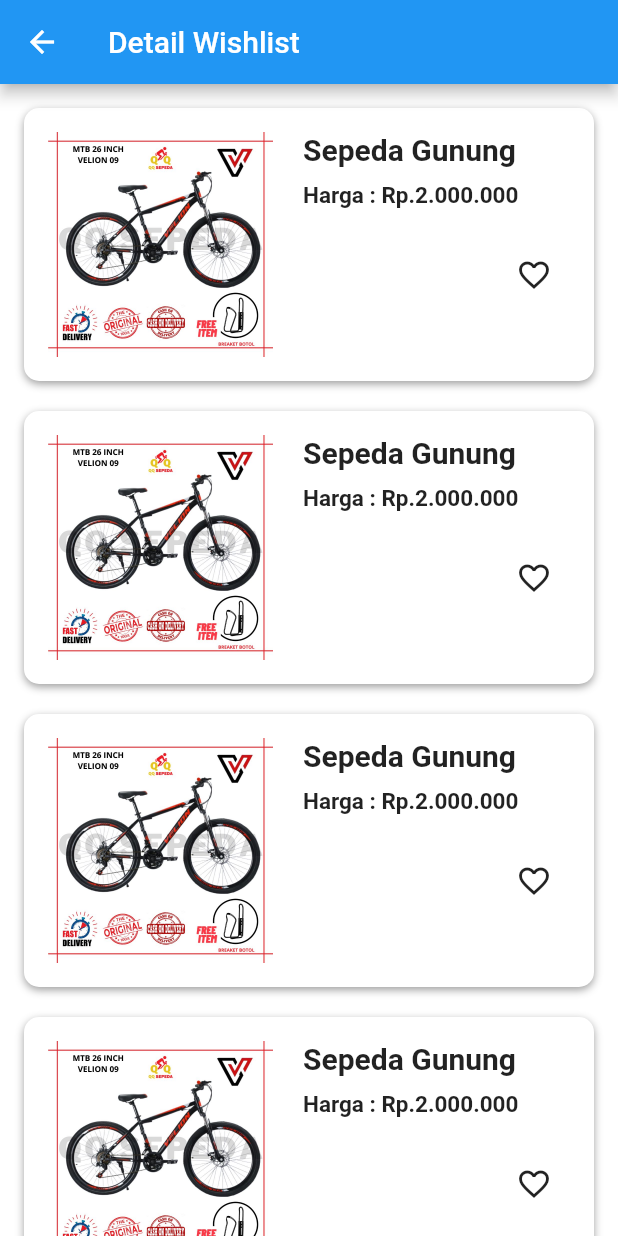
After one commit to Myrlyon/flutter_app_project, a Flutter app: the DetailWishlistPage screen opened directly, on a phone screen of 412 x 824 dp. The commit adds this screen. Run offline on Flutter 3.47's test engine with Material 2 defaults, Android fonts, the phone set to English and light mode, and no system bars; our stand-ins replace carousel_slider, get, google_fonts, shared_preferences; accounts and stored records are empty.

Commit message:
feat : [MA] add DetailWishlistPage

```diff
--- /dev/null
+++ b/lib/apps/modules/WishlistPage/Detail/DetailWishlistPage.dart
@@ -0,0 +1,49 @@
+import 'package:flutter/material.dart';
+import 'package:flutter_app_project/apps/modules/WishlistPage/widgets/ItemDetail.dart';
+
+class DetailWishlistPage extends StatefulWidget {
+  @override
+  _DetailWishlistPageState createState() => _DetailWishlistPageState();
+}
+
+class _DetailWishlistPageState extends State<DetailWishlistPage> {
+  List<bool> isFavoritedList = List.generate(5, (index) => false);
+
+  @override
+  void dispose() {
+    isFavoritedList = List.generate(5, (index) => false);
+    super.dispose();
+  }
+
+  @override
+  Widget build(BuildContext context) {
+    return WillPopScope(
+      onWillPop: () async {
+        setState(() {
+          isFavoritedList = List.generate(5, (index) => false);
+        });
+        return true;
+      },
+      child: Scaffold(
+        appBar: AppBar(
+          title: Text('Detail Wishlist'),
+        ),
+        body: SingleChildScrollView(
+          padding: EdgeInsets.all(16.0),
+          child: Column(
+            crossAxisAlignment: CrossAxisAlignment.start,
+            children: List.generate(5, (index) => ItemDetail(
+                isFavorited: isFavoritedList[index],
+                onFavoritePressed: () {
+                  setState(() {
+                    isFavoritedList[index] = !isFavoritedList[index];
+                  });
+                },
+              ),
+            ),
+          ),
+        ),
+      ),
+    );
+  }
+}
--- a/lib/apps/modules/WishlistPage/WishlistPage.dart
+++ b/lib/apps/modules/WishlistPage/WishlistPage.dart
@@ -1,6 +1,7 @@
 import 'package:flutter/material.dart';
-import 'package:flutter_app_project/apps/modules/widgets/MainAppBar.dart';
+import 'package:flutter_app_project/apps/modules/WishlistPage/Detail/DetailWishlistPage.dart';
 import 'package:google_fonts/google_fonts.dart';
+import 'package:get/get.dart';
 
 class WishlistPage extends StatefulWidget {
   const WishlistPage({Key? key}) : super(key: key);
@@ -13,13 +14,18 @@ class _WishlistPageState extends State<WishlistPage> {
   @override
   Widget build(BuildContext context) {
     return Scaffold(
-      appBar: AppBar(flexibleSpace: MainAppBar(context), elevation: 0),
+      appBar: AppBar(),
+      bottomNavigationBar: null,
       body: SingleChildScrollView(
         child: Container(
           margin: EdgeInsets.all(20),
           child: Column(
             children: [
-              Container(
+              GestureDetector(
+                onTap: () {
+                  Get.to(DetailWishlistPage());
+                },
+                child: Container(
                   width: 1000,
                   height: 200,
                   decoration: BoxDecoration(
@@ -32,6 +38,7 @@ class _WishlistPageState extends State<WishlistPage> {
                         blurRadius: 4,
                       ),
                     ],
+                  ),
                 ),
               ),
               SizedBox(
--- /dev/null
+++ b/lib/apps/modules/WishlistPage/widgets/ItemDetail.dart
@@ -0,0 +1,74 @@
+import 'package:flutter/material.dart';
+
+class ItemDetail extends StatelessWidget {
+  final bool isFavorited;
+  final VoidCallback onFavoritePressed;
+
+  const ItemDetail({Key? key, required this.isFavorited, required this.onFavoritePressed,}) : super(key: key);
+
+  @override
+  Widget build(BuildContext context) {
+    return Container(
+      margin: EdgeInsets.only(bottom: 20),
+      padding: EdgeInsets.all(16.0),
+      decoration: BoxDecoration(
+        color: Colors.white,
+        borderRadius: BorderRadius.circular(10.0),
+        boxShadow: [
+          BoxShadow(
+            color: Colors.grey,
+            offset: Offset(0, 2),
+            blurRadius: 4,
+          ),
+        ],
+      ),
+      child: Row(
+        crossAxisAlignment: CrossAxisAlignment.start,
+        children: [
+          Image.asset(
+            'assets/sepedagunung.jpg',
+            width: 150,
+            height: 150,
+            fit: BoxFit.cover,
+          ),
+          SizedBox(width: 20),
+          Expanded(
+            child: Column(
+              crossAxisAlignment: CrossAxisAlignment.start,
+              children: [
+                Text(
+                  'Sepeda Gunung',
+                  style: TextStyle(
+                    fontSize: 20,
+                    fontWeight: FontWeight.bold,
+                  ),
+                ),
+                SizedBox(height: 10),
+                Text(
+                  'Harga : Rp.2.000.000',
+                  style: TextStyle(
+                    fontSize: 15,
+                    fontWeight: FontWeight.bold,
+                  ),
+                ),
+                SizedBox(height: 20),
+                Row(
+                  mainAxisAlignment: MainAxisAlignment.end,
+                  children: [
+                    IconButton(
+                      icon: Icon(
+                        isFavorited ? Icons.favorite : Icons.favorite_border,
+                        color: isFavorited ? Colors.red : null,
+                      ),
+                      onPressed: onFavoritePressed,
+                    ),
+                  ],
+                ),
+              ],
+            ),
+          ),
+        ],
+      ),
+    );
+  }
+}
--- a/pubspec.yaml
+++ b/pubspec.yaml
@@ -59,6 +59,7 @@ dev_dependencies:
 flutter:
 
   assets:
+    - assets/sepedagunung.jpg
     - assets/ikan.jpg
     - assets/ikan2.jpg
     - assets/ikan3.jpg
```
Also changed, not shown: assets/sepedagunung.jpg (added), pubspec.lock. Lines whose indentation alone changed are shown as unchanged.
